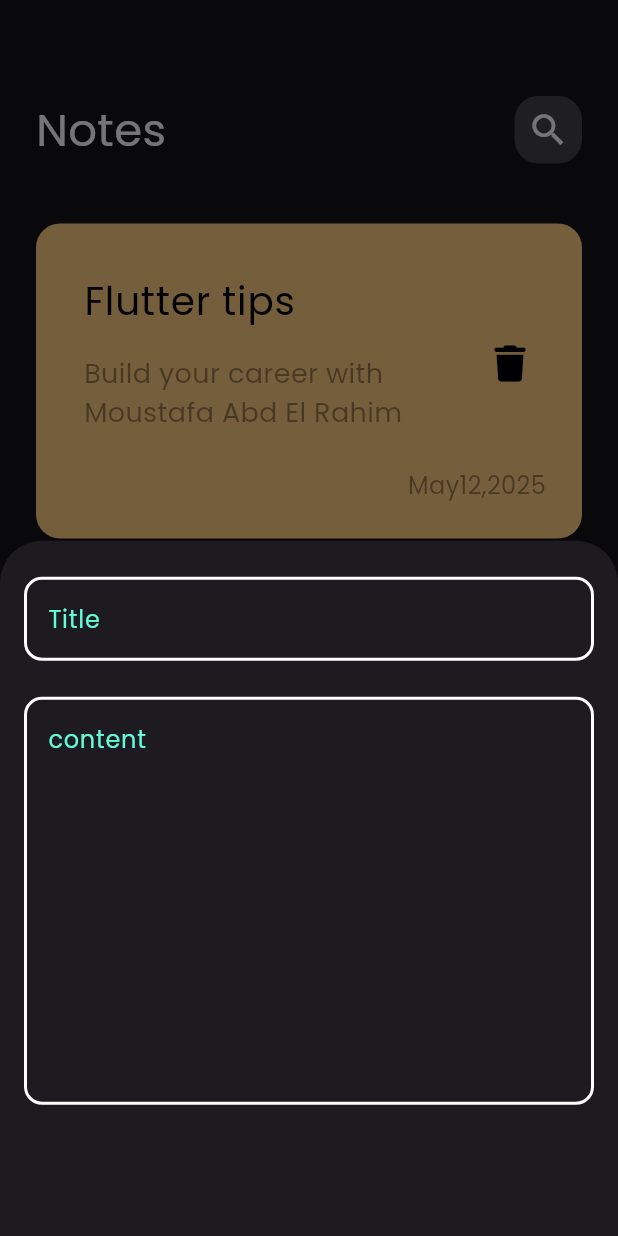
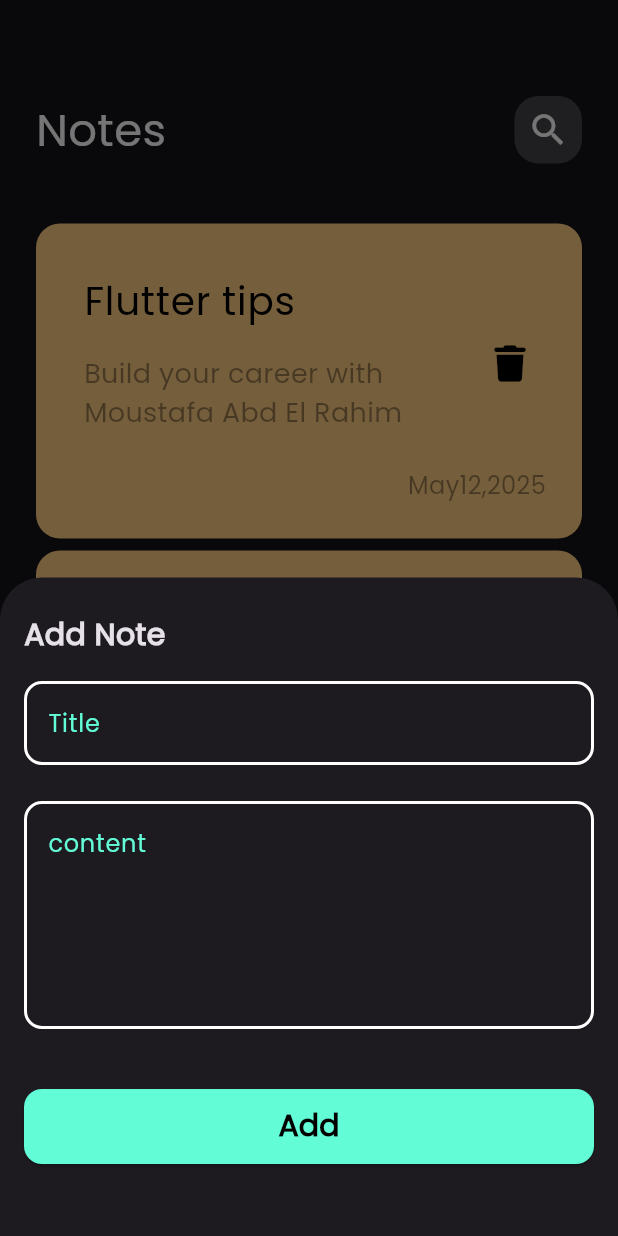
Before and after one commit to MoustafaAbdelrahimGaallouss/notes_app, a Flutter app: the screen it shows after launch, after a tap on the "add" icon, on a phone screen of 412 x 824 dp. Run offline on Flutter 3.47's test engine with Material 3 defaults, Android fonts, the phone set to English and light mode, and no system bars; our stand-ins replace font_awesome_flutter.

Commit message:
finish note button sheet (add custom button for adding note)

```diff
--- a/lib/views/widget/add_note_button_sheet.dart
+++ b/lib/views/widget/add_note_button_sheet.dart
@@ -1,5 +1,6 @@
 import 'package:flutter/material.dart';
 import 'package:note_app/constants.dart';
+import 'package:note_app/views/widget/custom_button.dart';
 import 'package:note_app/views/widget/custom_text_field.dart';
 
 class addNoteModelsButtonSheet extends StatelessWidget {
@@ -9,8 +10,20 @@ class addNoteModelsButtonSheet extends StatelessWidget {
   Widget build(BuildContext context) {
     return Padding(
       padding: const EdgeInsets.symmetric(vertical: 24.0, horizontal: 16),
+      child: SingleChildScrollView(
         child: Column(
+          crossAxisAlignment: CrossAxisAlignment.start,
           children: [
+            Text(
+              'Add Note',
+              style: TextStyle(
+                fontSize: 20,
+                fontWeight: FontWeight.bold,
+              ),
+            ),
+            SizedBox(
+              height: 16,
+            ),
             customTextField(
               hintText: 'Title',
             ),
@@ -19,9 +32,17 @@ class addNoteModelsButtonSheet extends StatelessWidget {
             ),
             customTextField(
               hintText: 'content',
-            maxLines: 10,
-          )
+              maxLines: 5,
+            ),
+            SizedBox(
+              height: 40,
+            ),
+            customButton(),
+            SizedBox(
+              height: 24,
+            ),
           ],
+        ),
       ),
     );
   }
--- /dev/null
+++ b/lib/views/widget/custom_button.dart
@@ -0,0 +1,30 @@
+import 'package:flutter/material.dart';
+
+import '../../constants.dart';
+
+
+class customButton extends StatelessWidget {
+  const customButton({super.key});
+
+  @override
+  Widget build(BuildContext context) {
+    return Container(
+      width: MediaQuery.of(context).size.width,
+      height: 50,
+      child: ElevatedButton(
+        style: ElevatedButton.styleFrom(
+          backgroundColor: kPrimaryColor,
+          shape: RoundedRectangleBorder(
+            borderRadius: BorderRadius.circular(12),
+          ),
+        ),
+        onPressed: () {},
+        child: Text(
+          'Add',
+          style: TextStyle(
+              fontSize: 20, fontWeight: FontWeight.bold, color: Colors.black),
+        ),
+      ),
+    );
+  }
+}
```
Lines whose indentation alone changed are shown as unchanged.
